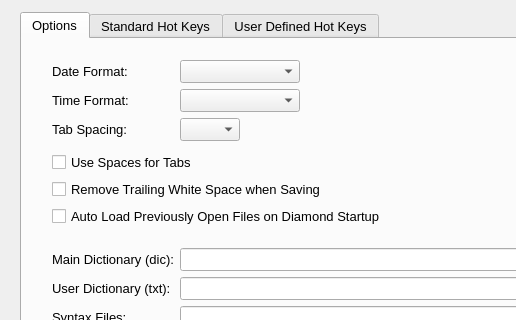
Qt form forms/dialog_options.ui (copperspice/diamond) before a commit; both pictures show x 0 to 516 and y 0 to 320 of the 656 by 450 pixel window.
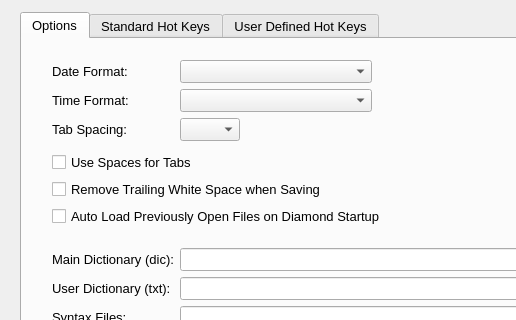
The same form after that commit. The open tabs and pages were chosen to show the change. Custom widgets are drawn as their Qt base class.

```diff
--- a/forms/dialog_options.ui
+++ b/forms/dialog_options.ui
@@ -304,6 +304,12 @@
        </item>
        <item row="2" column="2">
         <widget class="QComboBox" name="timeFormat_CB">
+         <property name="sizePolicy">
+          <sizepolicy hsizetype="Expanding" vsizetype="Fixed">
+           <horstretch>0</horstretch>
+           <verstretch>0</verstretch>
+          </sizepolicy>
+         </property>
          <property name="minimumSize">
           <size>
            <width>120</width>
@@ -315,6 +321,9 @@
            <pointsize>10</pointsize>
           </font>
          </property>
+         <property name="minimumContentsLength">
+          <number>10</number>
+         </property>
         </widget>
        </item>
        <item row="3" column="0" colspan="2">
@@ -473,6 +482,12 @@
        </item>
        <item row="1" column="2">
         <widget class="QComboBox" name="dateFormat_CB">
+         <property name="sizePolicy">
+          <sizepolicy hsizetype="Expanding" vsizetype="Fixed">
+           <horstretch>0</horstretch>
+           <verstretch>0</verstretch>
+          </sizepolicy>
+         </property>
          <property name="minimumSize">
           <size>
            <width>120</width>
@@ -484,6 +499,9 @@
            <pointsize>10</pointsize>
           </font>
          </property>
+         <property name="minimumContentsLength">
+          <number>10</number>
+         </property>
         </widget>
        </item>
        <item row="13" column="2" colspan="2">
```
Left out of the diff: 2 changed lines with no effect on the pictures.
